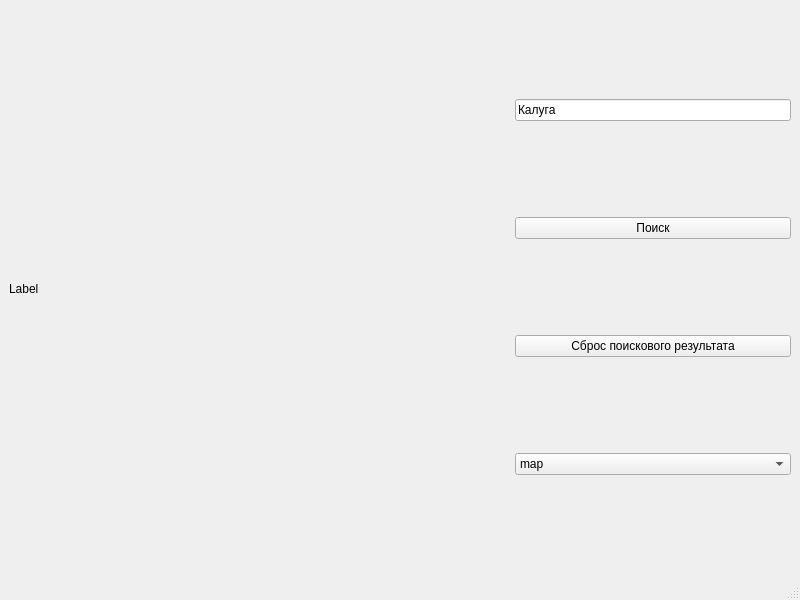
This is design.ui in samsadlonka/yandex_API_practice as Qt 5 draws it before an edit. The edited form follows.
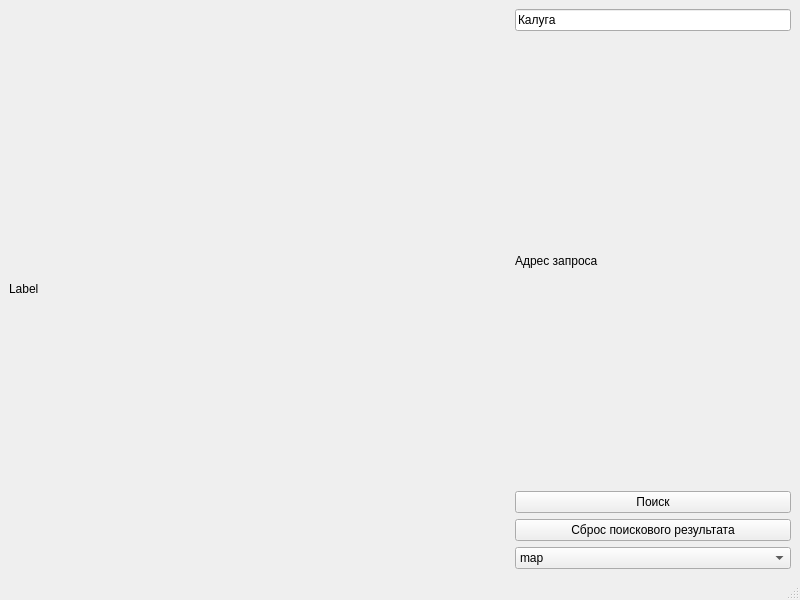
This is the edited form.

Diff of the .ui file:
```diff
--- a/design.ui
+++ b/design.ui
@@ -40,6 +40,13 @@
         </property>
        </widget>
       </item>
+      <item>
+       <widget class="QLabel" name="label_2">
+        <property name="text">
+         <string>Адрес запроса</string>
+        </property>
+       </widget>
+      </item>
       <item>
        <widget class="QPushButton" name="pushButton">
         <property name="focusPolicy">
```
